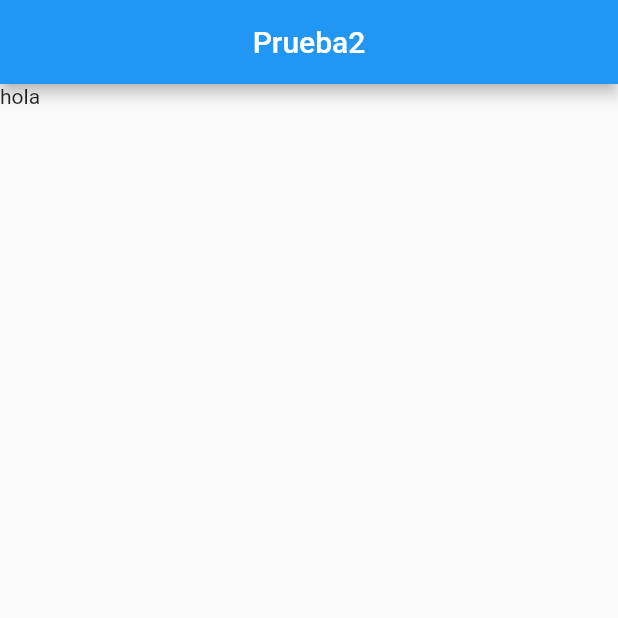
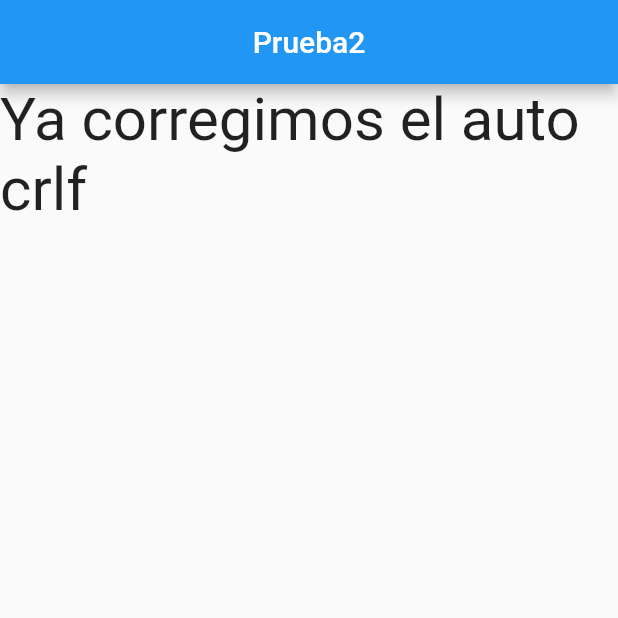
Before and after one commit to PedroCristobal/prueba_perfil, a Flutter app: the screen it shows after launch, on a phone screen of 412 x 824 dp, the top half of it. Run offline on Flutter 3.47's test engine with Material 2 defaults, Android fonts, the phone set to English and light mode, and no system bars.

Commit message:
Arreglado auto crlf

```diff
--- a/lib/pages/principal.dart
+++ b/lib/pages/principal.dart
@@ -5,6 +5,13 @@ class Principal extends StatelessWidget {
 
   @override
   Widget build(BuildContext context) {
-    return Container(child: Text('hola'),);
+    return Container(
+      child: Text(
+        'Ya corregimos el auto crlf',
+        style: TextStyle(
+          fontSize: 40
+        ),
+      ),
+    );
   }
 }
```
